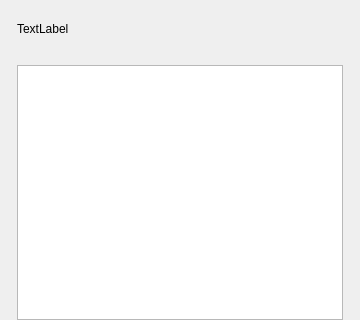
First picture: the form in ukui-power-manager-tray/mainwindow.ui, repository ukui/ukui-power-manager, before the edit.
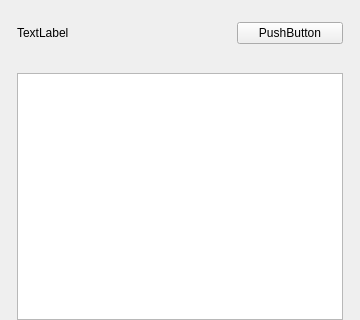
Second picture: the form after the edit.

Commit message: added button for power statistics and adjusted position with panel

Patch:
```diff
--- a/ukui-power-manager-tray/mainwindow.ui
+++ b/ukui-power-manager-tray/mainwindow.ui
@@ -31,14 +31,57 @@
      <number>0</number>
     </property>
     <item>
-     <widget class="QLabel" name="power_title">
-      <property name="text">
-       <string>TextLabel</string>
+     <layout class="QHBoxLayout" name="horizontalLayout">
+      <property name="spacing">
+       <number>9</number>
       </property>
-     </widget>
+      <item>
+       <widget class="QLabel" name="power_title">
+        <property name="sizePolicy">
+         <sizepolicy hsizetype="Expanding" vsizetype="Preferred">
+          <horstretch>0</horstretch>
+          <verstretch>0</verstretch>
+         </sizepolicy>
+        </property>
+        <property name="text">
+         <string>TextLabel</string>
+        </property>
+       </widget>
+      </item>
+      <item>
+       <spacer name="horizontalSpacer">
+        <property name="orientation">
+         <enum>Qt::Horizontal</enum>
+        </property>
+        <property name="sizeHint" stdset="0">
+         <size>
+          <width>40</width>
+          <height>20</height>
+         </size>
+        </property>
+       </spacer>
+      </item>
+      <item>
+       <widget class="QPushButton" name="statistic_button">
+        <property name="sizePolicy">
+         <sizepolicy hsizetype="Expanding" vsizetype="Fixed">
+          <horstretch>0</horstretch>
+          <verstretch>0</verstretch>
+         </sizepolicy>
+        </property>
+        <property name="text">
+         <string>PushButton</string>
+        </property>
+       </widget>
+      </item>
+     </layout>
     </item>
     <item>
-     <widget class="QListWidget" name="listWidget"/>
+     <widget class="QListWidget" name="listWidget">
+      <property name="autoScroll">
+       <bool>false</bool>
+      </property>
+     </widget>
     </item>
    </layout>
   </widget>
```
The commit also changes 6 other files.
